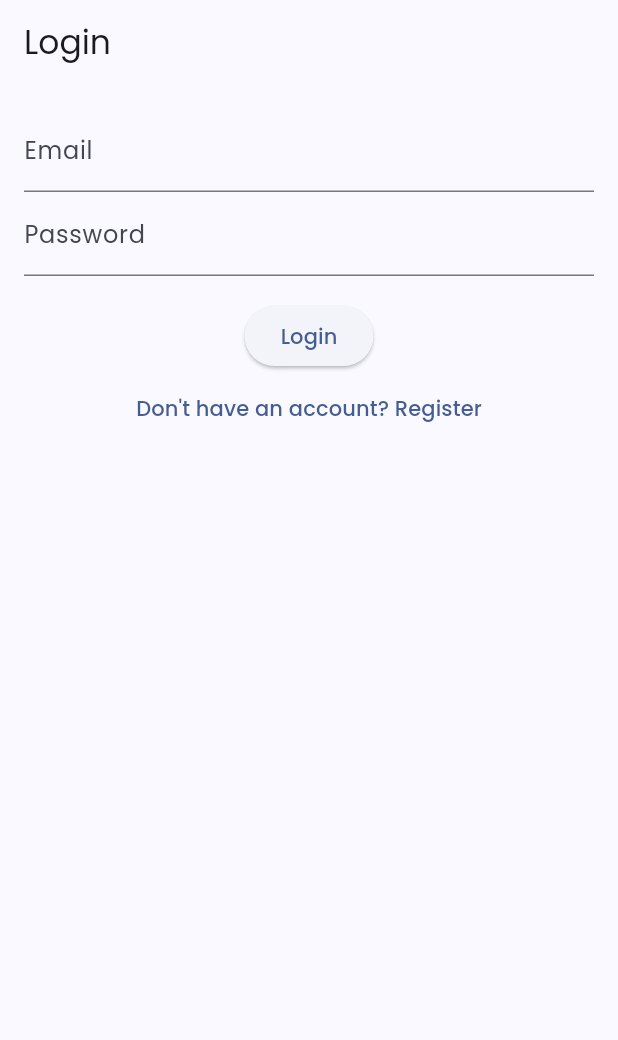
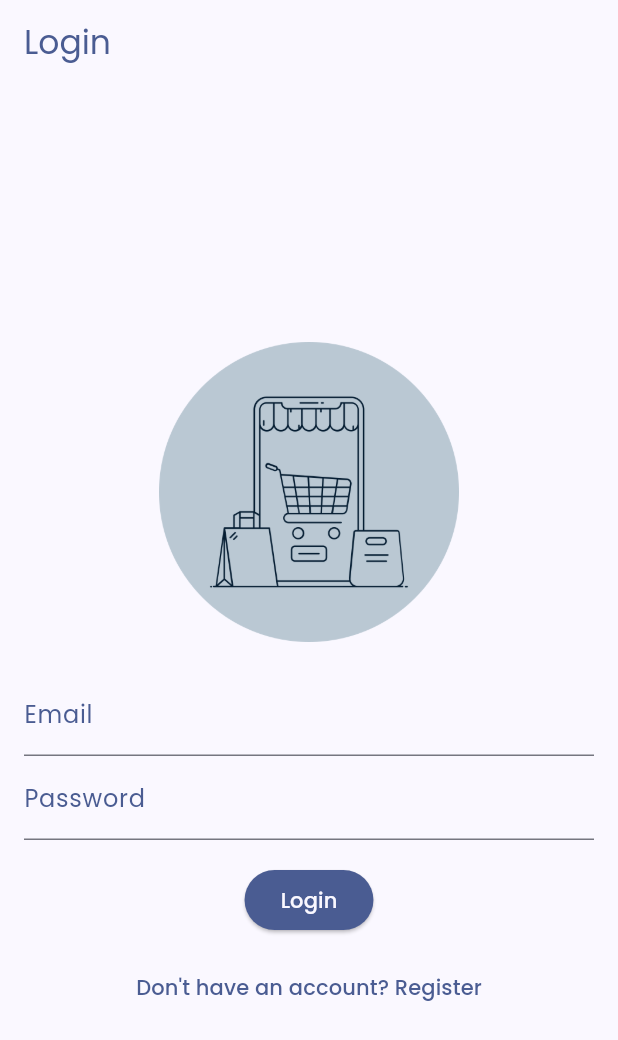
Before and after one commit to ebroahmed/e_commerce_flutter_app, a Flutter app: the screen it shows after launch, on a phone screen of 412 x 824 dp. Shown: the top 1040 px of the screen. Run offline on Flutter 3.47's test engine with Material 3 defaults, Android fonts, the phone set to English and light mode, and no system bars; our stand-ins replace firebase_auth, firebase_core, flutter_riverpod, google_fonts; accounts and stored records are empty.

Commit message:
login screen UI updated

```diff
--- a/lib/main.dart
+++ b/lib/main.dart
@@ -9,7 +9,7 @@ import 'package:google_fonts/google_fonts.dart';
 
 final theme = ThemeData(
   useMaterial3: true,
-  colorScheme: ColorScheme.fromSeed(seedColor: Color(0xFF3A5A98)),
+  colorScheme: ColorScheme.fromSeed(seedColor: Color.fromARGB(255, 4, 31, 87)),
   textTheme: GoogleFonts.poppinsTextTheme(),
 );
 
--- a/lib/screens/login_screen.dart
+++ b/lib/screens/login_screen.dart
@@ -12,22 +12,47 @@ class LoginScreen extends ConsumerWidget {
   @override
   Widget build(BuildContext context, WidgetRef ref) {
     return Scaffold(
-      appBar: AppBar(title: Text("Login")),
+      appBar: AppBar(
+        title: Text(
+          "Login",
+          style: TextStyle(color: Theme.of(context).colorScheme.primary),
+        ),
+      ),
       body: Padding(
         padding: EdgeInsets.all(16),
         child: Column(
+          mainAxisAlignment: MainAxisAlignment.center,
           children: [
+            Container(
+              margin: EdgeInsets.only(top: 30, bottom: 20, left: 20, right: 20),
+              width: 200,
+              child: Image.asset('assets/images/ecommerce.png'),
+            ),
             TextField(
               controller: emailController,
-              decoration: InputDecoration(labelText: "Email"),
+              decoration: InputDecoration(
+                labelText: "Email",
+                labelStyle: TextStyle(
+                  color: Theme.of(context).colorScheme.primary,
+                ),
+              ),
             ),
             TextField(
               controller: passwordController,
-              decoration: InputDecoration(labelText: "Password"),
+              decoration: InputDecoration(
+                labelText: "Password",
+                labelStyle: TextStyle(
+                  color: Theme.of(context).colorScheme.primary,
+                ),
+              ),
               obscureText: true,
             ),
             SizedBox(height: 16),
             ElevatedButton(
+              style: ElevatedButton.styleFrom(
+                foregroundColor: Theme.of(context).colorScheme.surface,
+                backgroundColor: Theme.of(context).colorScheme.primary,
+              ),
               onPressed: () async {
                 try {
                   await ref
@@ -41,6 +66,7 @@ class LoginScreen extends ConsumerWidget {
               },
               child: Text("Login"),
             ),
+            SizedBox(height: 10),
             TextButton(
               onPressed: () => Navigator.push(
                 context,
```
Also changed, not shown: lib/screens/auth_screen.dart (deleted, +0 -160 lines).
